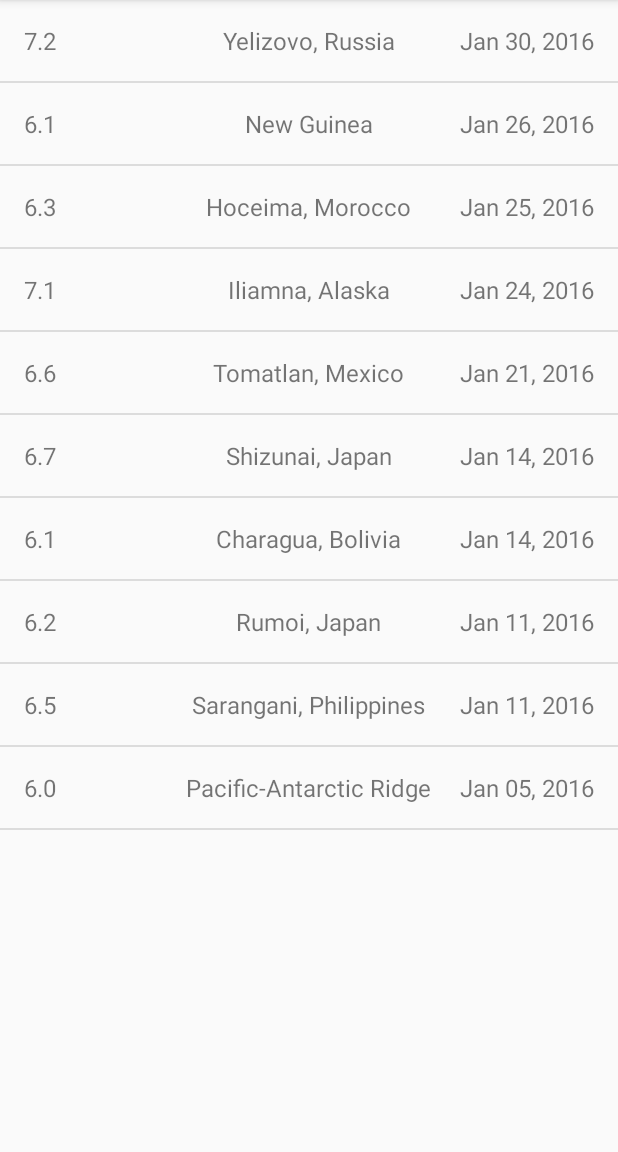
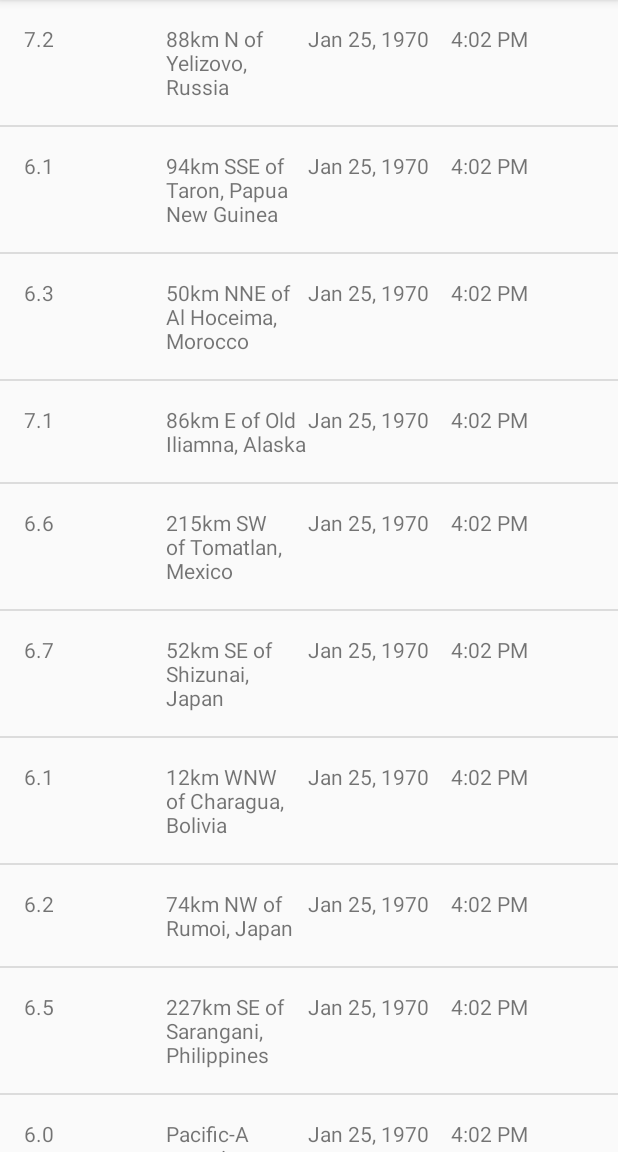
Before and after one commit to edemauro/android-earthquake-report, an Android app: the screen it shows after launch (EarthquakeActivity), on a phone screen of 412 x 824 dp, the part 84-1236 px from its top. Run offline under Robolectric (Android 15) with nearby library versions, the phone set to English and light mode, and no system bars.

Commit message:
Changed relative to linear layout. Added time.

```diff
--- a/app/src/main/java/com/example/android/quakereport/Earthquake.java
+++ b/app/src/main/java/com/example/android/quakereport/Earthquake.java
@@ -1,16 +1,16 @@
 package com.example.android.quakereport;
 
-import java.util.Date;
+import static com.example.android.quakereport.R.id.date;
 
 public class Earthquake {
     private double mMagnitude;
     private String mCity;
-    private Date mDate;
+    private long mTimeInMilliseconds;
 
-    public Earthquake(double magnitude, String city, Date date) {
+    public Earthquake(double magnitude, String city, long mTimeInMilliseconds) {
         this.mMagnitude = magnitude;
         this.mCity = city;
-        this.mDate = date;
+        this.mTimeInMilliseconds = date;
     }
 
     public double getMagnitude() {
@@ -21,7 +21,7 @@ public class Earthquake {
         return mCity;
     }
 
-    public Date getDate() {
-        return mDate;
+    public long getTimeInMilliseconds() {
+        return mTimeInMilliseconds;
     }
 }
--- a/app/src/main/java/com/example/android/quakereport/EarthquakeActivity.java
+++ b/app/src/main/java/com/example/android/quakereport/EarthquakeActivity.java
@@ -15,23 +15,9 @@ public class EarthquakeActivity extends AppCompatActivity {
         super.onCreate(savedInstanceState);
         setContentView(R.layout.earthquake_activity);
 
-        ArrayList<Earthquake> earthquakes = new ArrayList<>();
+        ArrayList<Earthquake> earthquakes;
 
         earthquakes = QueryUtils.extractEarthquakes();
-//        earthquakes.add(new Earthquake(7.2, "San Francisco",
-//                new Date(2016 - 1900, 2, 2)));
-//        earthquakes.add(new Earthquake(6.1, "London",
-//                new Date(2015 - 1900, 7, 20)));
-//        earthquakes.add(new Earthquake(3.9, "Tokyo",
-//                new Date(2014 - 1900, 11, 10)));
-//        earthquakes.add(new Earthquake(5.4, "Mexico City",
-//                new Date(2014 - 1900, 5, 3)));
-//        earthquakes.add(new Earthquake(2.8, "Moscow",
-//                new Date(2013 - 1900, 1, 31)));
-//        earthquakes.add(new Earthquake(4.9, "Rio de Janeiro",
-//                new Date(2012 - 1900, 8, 19)));
-//        earthquakes.add(new Earthquake(1.6, "Paris",
-//                new Date(2011 - 1900, 10, 30)));
 
         ListView earthquakeListView = (ListView) findViewById(R.id.list);
 
--- a/app/src/main/java/com/example/android/quakereport/EarthquakeAdapter.java
+++ b/app/src/main/java/com/example/android/quakereport/EarthquakeAdapter.java
@@ -2,14 +2,15 @@ package com.example.android.quakereport;
 
 import android.app.Activity;
 import android.support.annotation.NonNull;
-import android.text.format.DateFormat;
 import android.view.LayoutInflater;
 import android.view.View;
 import android.view.ViewGroup;
 import android.widget.ArrayAdapter;
 import android.widget.TextView;
 
+import java.text.SimpleDateFormat;
 import java.util.ArrayList;
+import java.util.Date;
 
 public class EarthquakeAdapter extends ArrayAdapter<Earthquake> {
     private static final String LOG_TAG = EarthquakeActivity.class.getName();
@@ -37,10 +38,32 @@ public class EarthquakeAdapter extends ArrayAdapter<Earthquake> {
 
         cityView.setText(eq.getCity());
 
+        Date dateObject = new Date(eq.getTimeInMilliseconds());
+
         TextView dateView = (TextView) listItemView.findViewById(R.id.date);
 
-        dateView.setText(DateFormat.format("MMM dd, yyyy", eq.getDate()));
+        String formattedDate = formatDate(dateObject);
+
+        dateView.setText(formattedDate);
+
+        TextView timeView = (TextView) listItemView.findViewById(R.id.time);
+
+        String formattedTime = formatTime(dateObject);
+
+        timeView.setText(formattedTime);
 
         return listItemView;
     }
+
+    private String formatDate(Date dateObject) {
+        SimpleDateFormat dateFormat = new SimpleDateFormat("LLL dd, yyyy");
+
+        return dateFormat.format(dateObject);
+    }
+
+    private String formatTime(Date dateObject) {
+        SimpleDateFormat dateFormat = new SimpleDateFormat("h:mm a");
+
+        return dateFormat.format(dateObject);
+    }
 }
--- a/app/src/main/java/com/example/android/quakereport/QueryUtils.java
+++ b/app/src/main/java/com/example/android/quakereport/QueryUtils.java
@@ -7,7 +7,6 @@ import org.json.JSONException;
 import org.json.JSONObject;
 
 import java.util.ArrayList;
-import java.util.Date;
 
 /**
  * Helper methods related to requesting and receiving earthquake data from USGS.
@@ -44,11 +43,9 @@ public final class QueryUtils {
                         .getJSONObject(i)
                         .getJSONObject("properties");
 
-                String[] parts = eqData.getString("place").split(" ");
-
                 Earthquake tmp = new Earthquake(eqData.getDouble("mag"),
-                        parts[parts.length - 2] + " " + parts[parts.length - 1],
-                        new Date(eqData.getLong("time")));
+                        eqData.getString("place"),
+                        eqData.getLong("time"));
 
                 earthquakes.add(tmp);
             }
--- a/app/src/main/res/layout/list_item.xml
+++ b/app/src/main/res/layout/list_item.xml
@@ -1,31 +1,32 @@
 <?xml version="1.0" encoding="utf-8"?>
-<RelativeLayout xmlns:android="http://schemas.android.com/apk/res/android"
+<LinearLayout xmlns:android="http://schemas.android.com/apk/res/android"
               android:orientation="horizontal"
               android:layout_width="match_parent"
-              android:layout_height="wrap_content">
+              android:layout_height="match_parent"
+              android:padding="16dp">
 
     <TextView
         android:id="@+id/magnitude"
-        android:layout_width="wrap_content"
+        android:layout_width="0dp"
         android:layout_height="wrap_content"
-        android:textSize="16sp"
-        android:padding="16dp"
-        android:layout_alignParentLeft="true"/>
+        android:layout_weight="1"/>
 
     <TextView
         android:id="@+id/city"
-        android:layout_width="wrap_content"
+        android:layout_width="0dp"
         android:layout_height="wrap_content"
-        android:textSize="16sp"
-        android:padding="16dp"
-        android:layout_centerHorizontal="true"/>
+        android:layout_weight="1"/>
 
     <TextView
         android:id="@+id/date"
-        android:layout_width="wrap_content"
+        android:layout_width="0dp"
         android:layout_height="wrap_content"
-        android:textSize="16sp"
-        android:padding="16dp"
-        android:layout_alignParentRight="true"/>
+        android:layout_weight="1"/>
 
-</RelativeLayout>
+    <TextView
+        android:id="@+id/time"
+        android:layout_width="0dp"
+        android:layout_height="wrap_content"
+        android:layout_weight="1"/>
+
+</LinearLayout>
```
